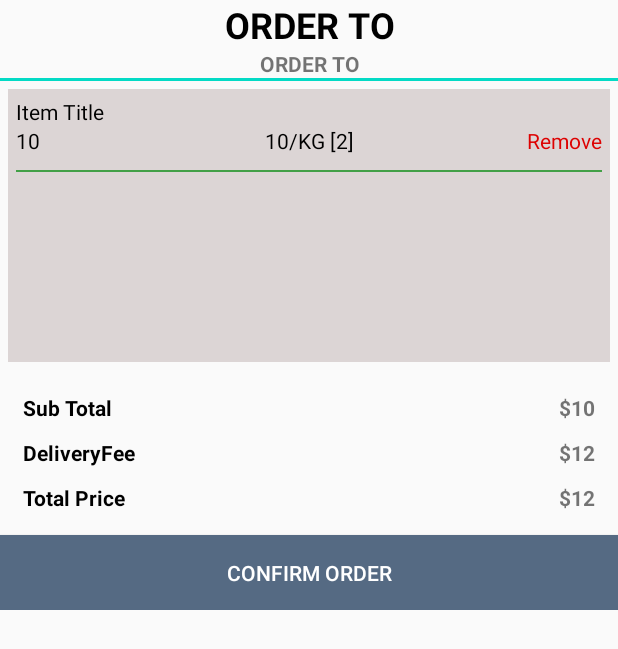
After one commit to Kimkims1/groceries-shop, an Android app: the layout dialog_cart.xml on its own in the app's theme, with its tools: preview values and no code run, on a phone screen of 412 x 824 dp. The commit adds this screen. Shown: the top 649 px of the screen. Run offline under Robolectric (Android 15) with nearby library versions, the phone set to English and light mode, and no system bars.

Commit message:
shopping cart added

```diff
--- /dev/null
+++ b/app/src/main/res/layout/dialog_cart.xml
@@ -0,0 +1,126 @@
+<?xml version="1.0" encoding="utf-8"?>
+<ScrollView xmlns:android="http://schemas.android.com/apk/res/android"
+    xmlns:app="http://schemas.android.com/apk/res-auto"
+    android:layout_width="match_parent"
+    android:layout_height="match_parent"
+    xmlns:tools="http://schemas.android.com/tools">
+
+    <LinearLayout
+        android:layout_width="match_parent"
+        android:layout_height="match_parent"
+        android:orientation="vertical">
+
+
+        <TextView
+            style="@style/TextAppearance.AppCompat.Headline"
+            android:layout_width="match_parent"
+            android:layout_height="wrap_content"
+            android:text="Order To"
+            android:textAlignment="center"
+            android:textAllCaps="true"
+            android:textColor="@color/colorblack"
+            android:textStyle="bold" />
+
+        <!-- Shop name-->
+        <TextView
+            android:layout_width="match_parent"
+            android:layout_height="wrap_content"
+            android:text="Order To"
+            android:textAlignment="center"
+            android:textAllCaps="true"
+            android:textStyle="bold" />
+
+        <View
+            android:layout_width="match_parent"
+            android:layout_height="2dp"
+            android:background="@color/colorgray02" />
+
+        <androidx.recyclerview.widget.RecyclerView
+            android:id="@+id/cartItemsRv"
+            android:layout_width="match_parent"
+            android:layout_height="wrap_content"
+            android:padding="5dp"
+            tools:listitem="@layout/row_cart"
+            app:layoutManager="androidx.recyclerview.widget.LinearLayoutManager">
+
+        </androidx.recyclerview.widget.RecyclerView>
+
+        <RelativeLayout
+            android:id="@+id/pricesLayout"
+            android:layout_width="match_parent"
+            android:layout_height="wrap_content"
+            android:padding="10dp">
+
+            <TextView
+                android:id="@+id/sTotalLabelTv"
+                android:layout_width="wrap_content"
+                android:layout_height="wrap_content"
+                android:padding="5dp"
+                android:text="Sub Total"
+                android:textColor="@color/colorblack"
+                android:textStyle="bold" />
+
+            <TextView
+                android:id="@+id/sTotalTv"
+                android:layout_width="wrap_content"
+                android:layout_height="wrap_content"
+                android:layout_alignParentEnd="true"
+                android:padding="5dp"
+                android:text="$10"
+                android:textStyle="bold" />
+
+            <TextView
+                android:id="@+id/dFeelLabelTv"
+                android:layout_width="wrap_content"
+                android:layout_height="wrap_content"
+                android:layout_below="@id/sTotalLabelTv"
+                android:padding="5dp"
+                android:text="DeliveryFee"
+                android:textColor="@color/colorblack"
+                android:textStyle="bold" />
+
+            <TextView
+                android:id="@+id/dFeeTv"
+                android:layout_width="wrap_content"
+                android:layout_height="wrap_content"
+                android:layout_below="@id/sTotalLabelTv"
+                android:layout_alignParentEnd="true"
+                android:padding="5dp"
+                android:text="$12"
+                android:textStyle="bold" />
+
+            <TextView
+                android:id="@+id/totalLabelTv"
+                android:layout_width="wrap_content"
+                android:layout_height="wrap_content"
+                android:layout_below="@id/dFeelLabelTv"
+                android:padding="5dp"
+                android:text="Total Price"
+                android:textColor="@color/colorblack"
+                android:textStyle="bold" />
+
+            <TextView
+                android:id="@+id/totalTv"
+                android:layout_width="wrap_content"
+                android:layout_height="wrap_content"
+                android:layout_below="@id/dFeeTv"
+                android:layout_alignParentEnd="true"
+                android:padding="5dp"
+                android:text="$12"
+                android:textStyle="bold" />
+
+        </RelativeLayout>
+
+        <Button
+            android:id="@+id/checkoutBtn"
+            android:layout_width="match_parent"
+            android:layout_height="wrap_content"
+            android:background="@color/colorPrimary"
+            android:padding="15dp"
+            android:text="Confirm Order"
+            android:textColor="@color/colorWhite" />
+
+
+    </LinearLayout>
+
+</ScrollView>
--- /dev/null
+++ b/app/src/main/res/layout/row_cart.xml
@@ -0,0 +1,64 @@
+<?xml version="1.0" encoding="utf-8"?>
+<RelativeLayout xmlns:android="http://schemas.android.com/apk/res/android"
+    android:layout_width="match_parent"
+    android:layout_height="match_parent"
+    android:background="#DCD5D5"
+    android:padding="5dp">
+
+    <TextView
+        android:id="@+id/itemTitleTv"
+        android:layout_width="match_parent"
+        android:layout_height="wrap_content"
+        android:text="Item Title"
+        android:textColor="@color/colorblack" />
+
+    <TextView
+        android:id="@+id/itemPriceTv"
+        android:layout_width="match_parent"
+        android:layout_height="wrap_content"
+        android:layout_below="@+id/itemTitleTv"
+        android:text="10"
+        android:textColor="@color/colorblack" />
+
+    <LinearLayout
+        android:layout_width="wrap_content"
+        android:layout_height="wrap_content"
+        android:layout_below="@id/itemTitleTv"
+        android:layout_centerHorizontal="true">
+
+        <TextView
+            android:id="@+id/itemPriceEachTv"
+            android:layout_width="wrap_content"
+            android:layout_height="wrap_content"
+            android:gravity="center"
+            android:text="10/KG"
+            android:textColor="@color/colorblack" />
+
+        <TextView
+            android:id="@+id/itemQuantityTv"
+            android:layout_width="wrap_content"
+            android:layout_height="wrap_content"
+            android:layout_marginStart="4dp"
+            android:gravity="center"
+            android:text="[2]"
+            android:textColor="@color/colorblack" />
+    </LinearLayout>
+
+    <TextView
+        android:id="@+id/itemRemoveTv"
+        android:layout_width="wrap_content"
+        android:layout_height="wrap_content"
+        android:layout_below="@id/itemTitleTv"
+        android:layout_alignParentEnd="true"
+        android:text="Remove"
+        android:textColor="@color/colorRed" />
+
+    <View
+        android:layout_width="match_parent"
+        android:layout_height="1dp"
+        android:layout_below="@id/itemRemoveTv"
+        android:layout_marginTop="10dp"
+        android:background="@color/colorGreen" />
+
+
+</RelativeLayout>
```
Also changed, not shown: app/src/main/java/com/carldroid/groceryapp/Activities/ShopDetailsActivity.java (+41 -0 lines), app/src/main/java/com/carldroid/groceryapp/AdapterCart.java (added, +90 -0 lines), app/src/main/java/com/carldroid/groceryapp/Models/ModelCartItem.java (added, +66 -0 lines).
